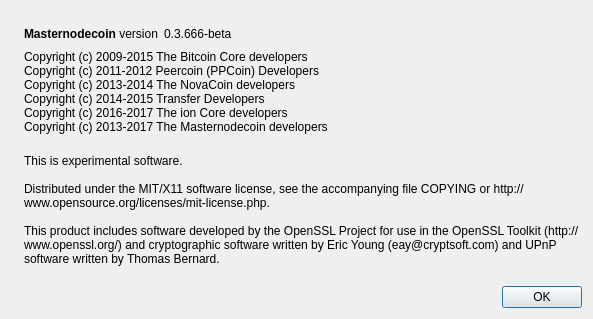
Qt form src/qt/forms/aboutdialog.ui (masternodecoin/masternodecoin) before a commit.
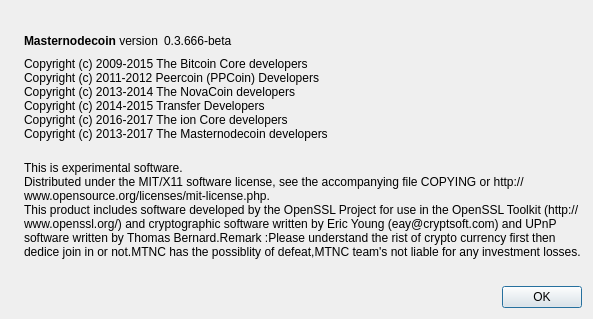
The same form after that commit. Icons and pictures are not drawn.

```diff
--- a/src/qt/forms/aboutdialog.ui
+++ b/src/qt/forms/aboutdialog.ui
@@ -111,10 +111,8 @@
        <property name="text">
         <string>
 This is experimental software.
-
 Distributed under the MIT/X11 software license, see the accompanying file COPYING or http://www.opensource.org/licenses/mit-license.php.
-
-This product includes software developed by the OpenSSL Project for use in the OpenSSL Toolkit (http://www.openssl.org/) and cryptographic software written by Eric Young (eay@cryptsoft.com) and UPnP software written by Thomas Bernard.</string>
+This product includes software developed by the OpenSSL Project for use in the OpenSSL Toolkit (http://www.openssl.org/) and cryptographic software written by Eric Young (eay@cryptsoft.com) and UPnP software written by Thomas Bernard.Remark :Please understand the rist of crypto currency first then dedice join in or not.MTNC has the possiblity of defeat,MTNC team's not liable for any investment losses. </string>
        </property>
        <property name="wordWrap">
         <bool>true</bool>
```
